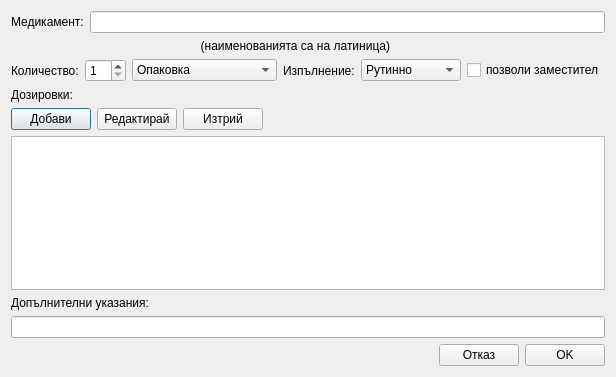
First picture: the form in src/View/Widgets/MedicationDialog.ui, repository thefinalcutbg/OpenPrescription, before the edit.
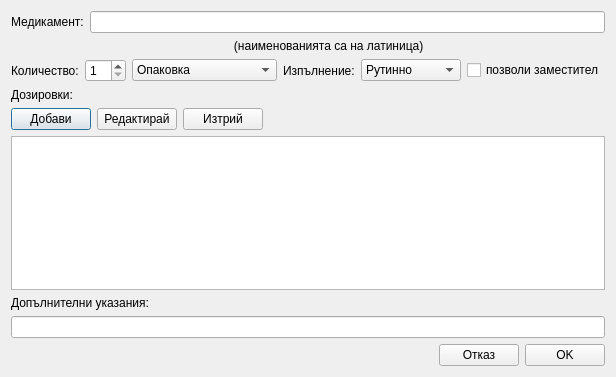
Second picture: the form after the edit. Custom widgets are drawn as their Qt base class.

Commit message: minor label text changes

Patch:
```diff
--- a/src/View/Widgets/MedicationDialog.ui
+++ b/src/View/Widgets/MedicationDialog.ui
@@ -44,7 +44,7 @@
    <item>
     <widget class="QLabel" name="formLabel">
      <property name="text">
-      <string>                                                         (наименованията са на латиница)</string>
+      <string>                                                                   (наименованията са на латиница)</string>
      </property>
     </widget>
    </item>
```
The commit also changes 2 other files.
